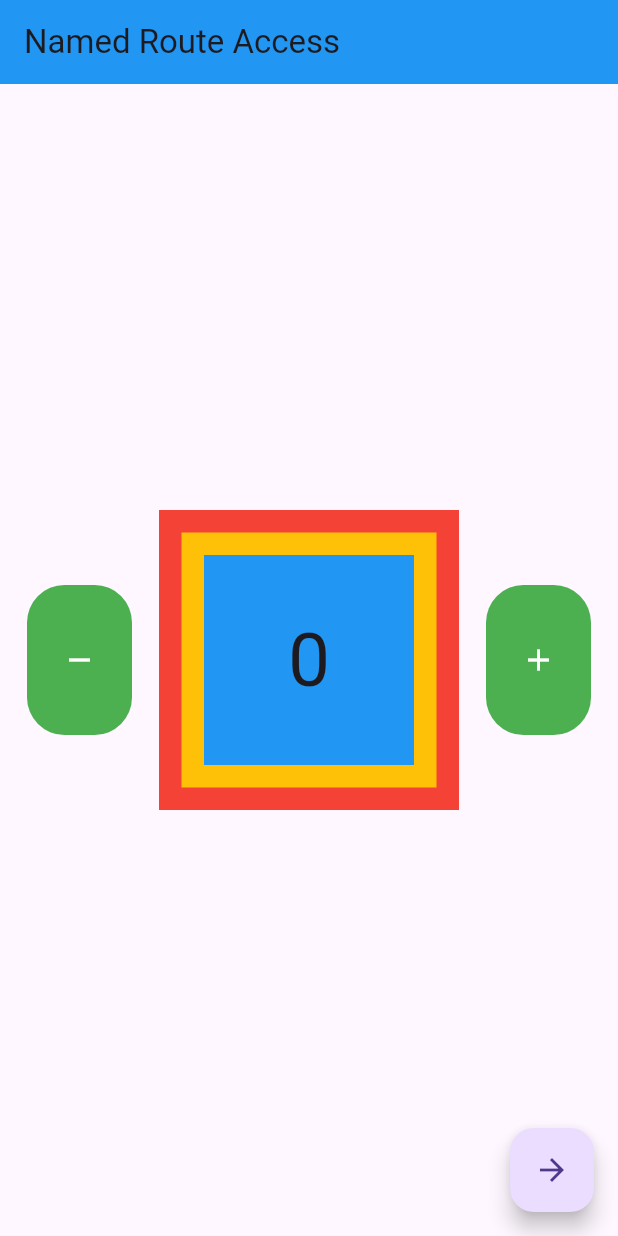
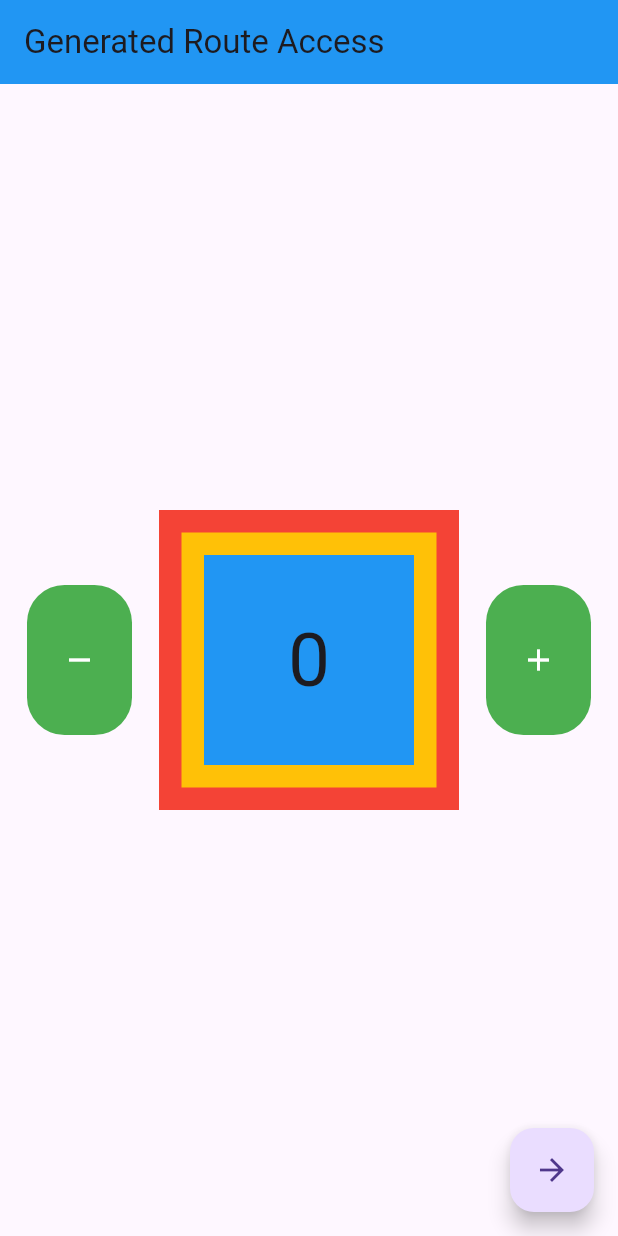
Before and after one commit to adnfutuh/bloc, a Flutter app: the screen it shows after launch, on a phone screen of 412 x 824 dp. Run offline on Flutter 3.47's test engine with Material 3 defaults, Android fonts, the phone set to English and light mode, and no system bars; our stand-ins replace bloc, flutter_bloc.

Commit message:
Generated Route Access

```diff
--- a/lib/home/home_page.dart
+++ b/lib/home/home_page.dart
@@ -13,19 +13,11 @@ class HomePage extends StatelessWidget {
     return Scaffold(
       appBar: AppBar(
         backgroundColor: Colors.blue,
-        title: const Text("Named Route Access"),
+        title: const Text("Generated Route Access"),
       ),
       floatingActionButton: FloatingActionButton(
         onPressed: () {
           Navigator.pushNamed(context, "/other");
-          // Navigator.of(context).push(
-          //   MaterialPageRoute(
-          //     builder: (context) => BlocProvider.value(
-          //       value: myCounter,
-          //       child: const OtherPage(),
-          //     ),
-          //   ),
-          // );
         },
         child: const Icon(Icons.arrow_forward),
       ),
--- a/lib/main.dart
+++ b/lib/main.dart
@@ -1,8 +1,5 @@
-import 'package:bloc_app/bloc/counter.dart';
-import 'package:bloc_app/home/home_page.dart';
-import 'package:bloc_app/other/other_page.dart';
+import 'package:bloc_app/routes/routes.dart';
 import 'package:flutter/material.dart';
-import 'package:flutter_bloc/flutter_bloc.dart';
 
 void main() {
   runApp(MyApp());
@@ -11,24 +8,24 @@ void main() {
 class MyApp extends StatelessWidget {
   MyApp({super.key});
 
-  final Counter myCounter = Counter();
+  final router = MyRouter();
 
   @override
   Widget build(BuildContext context) {
     return MaterialApp(
       debugShowCheckedModeBanner: false,
-      initialRoute: "/",
-      routes: {
-        "/": (context) => BlocProvider.value(
-              value: myCounter,
-              child: const HomePage(),
-            ),
-        "/other": (context) => BlocProvider.value(
-              value: myCounter,
-              child: const OtherPage(),
-            )
-      },
+      onGenerateRoute: router.onRoute,
+      // initialRoute: "/",
+      // routes: {
+      //   "/": (context) => BlocProvider.value(
+      //         value: myCounter,
+      //         child: const HomePage(),
+      //       ),
+      //   "/other": (context) => BlocProvider.value(
+      //         value: myCounter,
+      //         child: const OtherPage(),
+      //       )
+      // },
     );
   }
 }
-//akan error jika membuat page baru makanya harus membuat block provider baru atau menaikkan bloc provider
--- /dev/null
+++ b/lib/routes/routes.dart
@@ -0,0 +1,32 @@
+import 'package:bloc_app/404/not_found.dart';
+import 'package:bloc_app/bloc/counter.dart';
+import 'package:bloc_app/home/home_page.dart';
+import 'package:bloc_app/other/other_page.dart';
+import 'package:flutter/material.dart';
+import 'package:flutter_bloc/flutter_bloc.dart';
+
+class MyRouter {
+  final Counter myCounter = Counter();
+  Route onRoute(RouteSettings settings) {
+    switch (settings.name) {
+      case "/":
+        return MaterialPageRoute(
+          builder: (context) => BlocProvider.value(
+            value: myCounter,
+            child: const HomePage(),
+          ),
+        );
+      case "/other":
+        return MaterialPageRoute(
+          builder: (context) => BlocProvider.value(
+            value: myCounter,
+            child: const OtherPage(),
+          ),
+        );
+      default:
+        return MaterialPageRoute(
+          builder: (context) => const NotFound(),
+        );
+    }
+  }
+}
```
Also changed, not shown: lib/404/not_found.dart (added, +17 -0 lines).
